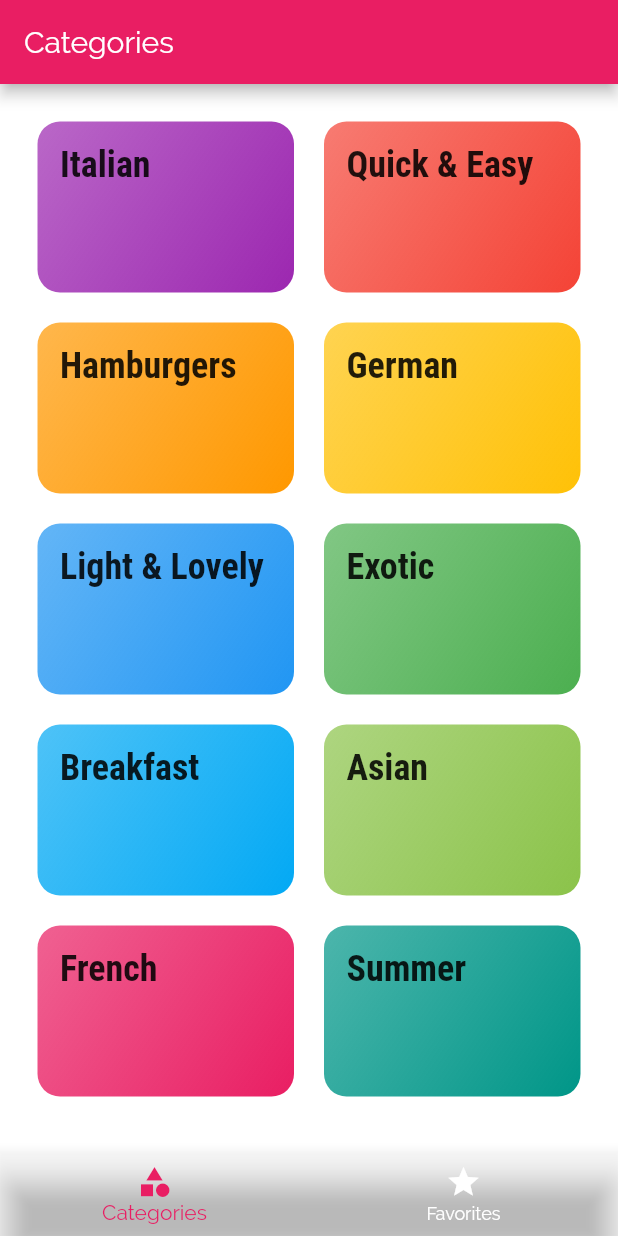
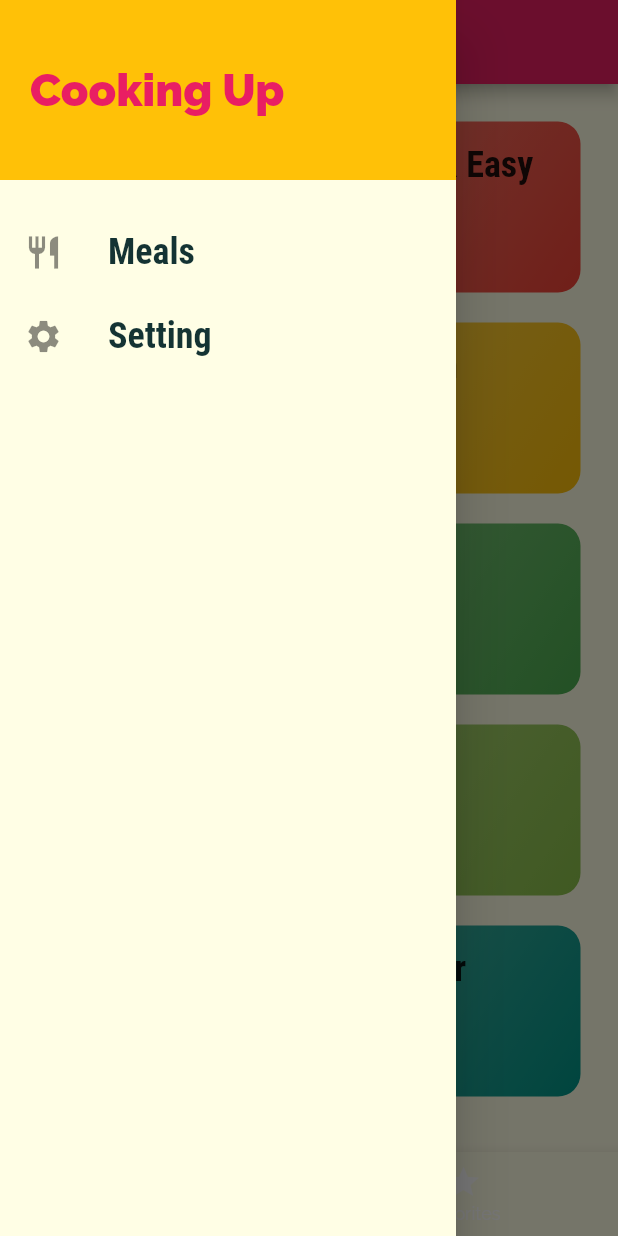
Before and after one commit to ernestkoko/flutter_complete_guide2, a Flutter app: the screen it shows after launch, with the side drawer open (before the commit the screen has no drawer), on a phone screen of 412 x 824 dp. Run offline on Flutter 3.47's test engine with Material 2 defaults, Android fonts, the phone set to English and light mode, and no system bars.

Commit message:
Added a side drawer

```diff
--- a/lib/main.dart
+++ b/lib/main.dart
@@ -19,14 +19,14 @@ class MyApp extends StatelessWidget {
       theme: ThemeData(
         primarySwatch: Colors.pink,
         accentColor: Colors.amber,
-        canvasColor: Color.fromARGB(1, 255, 254, 229),
+        canvasColor: Color.fromARGB(255, 255, 254, 229),
         fontFamily: 'Raleway',
         textTheme: ThemeData.light().textTheme.copyWith(
             bodyText1: TextStyle(
-              color: Color.fromARGB(1, 20, 51, 51),
+              color: Color.fromARGB(255, 20, 51, 51),
             ),
             bodyText2: TextStyle(
-              color: Color.fromARGB(1, 20, 51, 51),
+              color: Color.fromARGB(253, 20, 51, 51),
             ),
             headline6: TextStyle(
                 fontSize: 24.0,
--- a/lib/screens/favorites_screen.dart
+++ b/lib/screens/favorites_screen.dart
@@ -6,7 +6,7 @@ class FavoritesScreen extends StatelessWidget {
     return Center(
       child: Text(
         'Favorites',
-        style: TextStyle(color: Colors.white),
+
       ),
     );
   }
--- a/lib/screens/tabs_screen.dart
+++ b/lib/screens/tabs_screen.dart
@@ -1,6 +1,7 @@
 import 'package:flutter/material.dart';
 import 'package:flutter_complete_guide2/screens/categories_screens.dart';
 import 'package:flutter_complete_guide2/screens/favorites_screen.dart';
+import 'package:flutter_complete_guide2/widgets/main_drawer.dart';
 
 class TabsScreen extends StatefulWidget {
   @override
@@ -25,6 +26,7 @@ class _TabsScreenState extends State<TabsScreen> {
     //add tab to the bottom of the app bar
     return Scaffold(
       appBar: AppBar(title: Text(_pages[_selectedPageIndex]['title'])),
+      drawer: MainDrawer(),
       body: _pages[_selectedPageIndex]['page'],
       bottomNavigationBar: BottomNavigationBar(
         onTap: _selectPage,
--- /dev/null
+++ b/lib/widgets/main_drawer.dart
@@ -0,0 +1,48 @@
+import 'package:flutter/material.dart';
+
+class MainDrawer extends StatelessWidget {
+  Widget buildListTile(String title, IconData icon){
+    return  ListTile(
+      leading: Icon(
+        icon,
+        size: 26,
+      ),
+      title: Text(
+        title,
+        style: TextStyle(
+            fontFamily: 'RobotoCondensed',
+            fontSize: 24,
+            fontWeight: FontWeight.bold),
+      ),
+      onTap:(){} ,
+    );
+  }
+  @override
+  Widget build(BuildContext context) {
+    return Drawer(
+      child: Column(
+        children: [
+          Container(
+            height: 120.0,
+            width: double.infinity,
+            padding: EdgeInsets.all(20),
+            color: Theme.of(context).accentColor,
+            alignment: Alignment.centerLeft,
+            child: Text(
+              'Cooking Up',
+              style: TextStyle(
+                  fontWeight: FontWeight.w900,
+                  fontSize: 30,
+                  color: Theme.of(context).primaryColor),
+            ),
+          ),
+          SizedBox(
+            height: 20,
+          ),
+          buildListTile('Meals', Icons.restaurant),
+         buildListTile('Setting', Icons.settings),
+        ],
+      ),
+    );
+  }
+}
```
